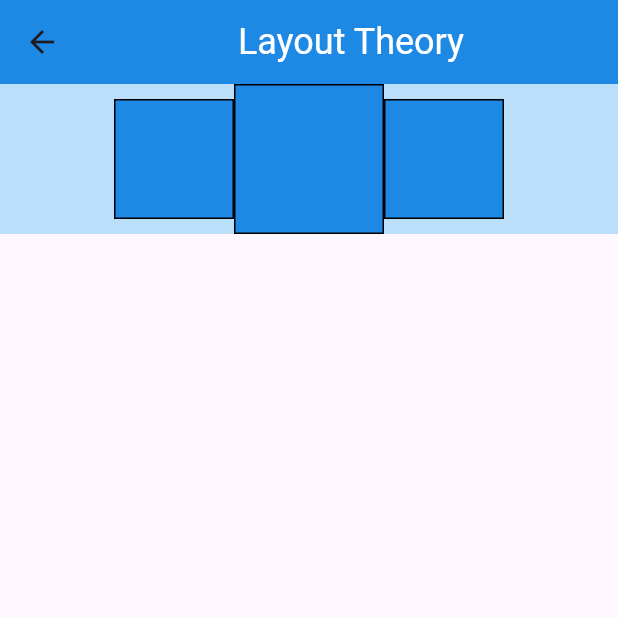
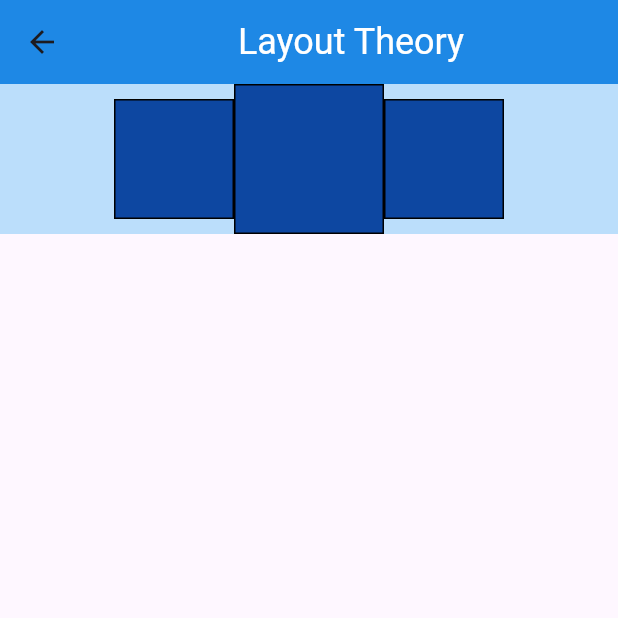
Before and after one commit to noragami66/Basics, a Flutter app: the MyRowColumn screen opened directly, on a phone screen of 412 x 824 dp, the top half of it. Run offline on Flutter 3.47's test engine with Material 3 defaults, Android fonts, the phone set to English and light mode, and no system bars.

```diff
--- a/lib/LayoutSample/color_box.dart
+++ b/lib/LayoutSample/color_box.dart
@@ -9,7 +9,7 @@ class ColorBox extends StatelessWidget {
       width: 80,
       height: 80,
       decoration: BoxDecoration(
-        color: Colors.blue[600],
+        color: Colors.blue[900],
         border: Border.all(),
       ),
     );
--- a/lib/LayoutSample/color_box_big.dart
+++ b/lib/LayoutSample/color_box_big.dart
@@ -9,7 +9,7 @@ class ColorBoxBig extends StatelessWidget {
       width: 100,
       height: 100,
       decoration: BoxDecoration(
-        color: Colors.blue[600],
+        color: Colors.blue[900],
         border: Border.all(),
       ),
     );
--- a/lib/main.dart
+++ b/lib/main.dart
@@ -4,6 +4,7 @@ import 'package:flutter/material.dart';
 
 import 'ContainerSample/edge_insets_margin_padding2.dart';
 import 'ContainerSample/image_container.dart';
+import 'FlexibleSample/my_flexible.dart';
 import 'LayoutSample/row_column.dart';
 
 void main() => runApp(MyApp());
@@ -26,10 +27,8 @@ class MyApp extends StatelessWidget {
               fontSize: 24,
             ),
           ),
-          // //глобальная тема для приложения
-          // primarySwatch: Colors.deepPurple
       ),
-      home: const MyContainer(),
+      home: const MyFlexible(),
     );
   }
 }
```
Also changed, not shown: lib/FlexibleSample/my_flexible.dart (added, +36 -0 lines).
